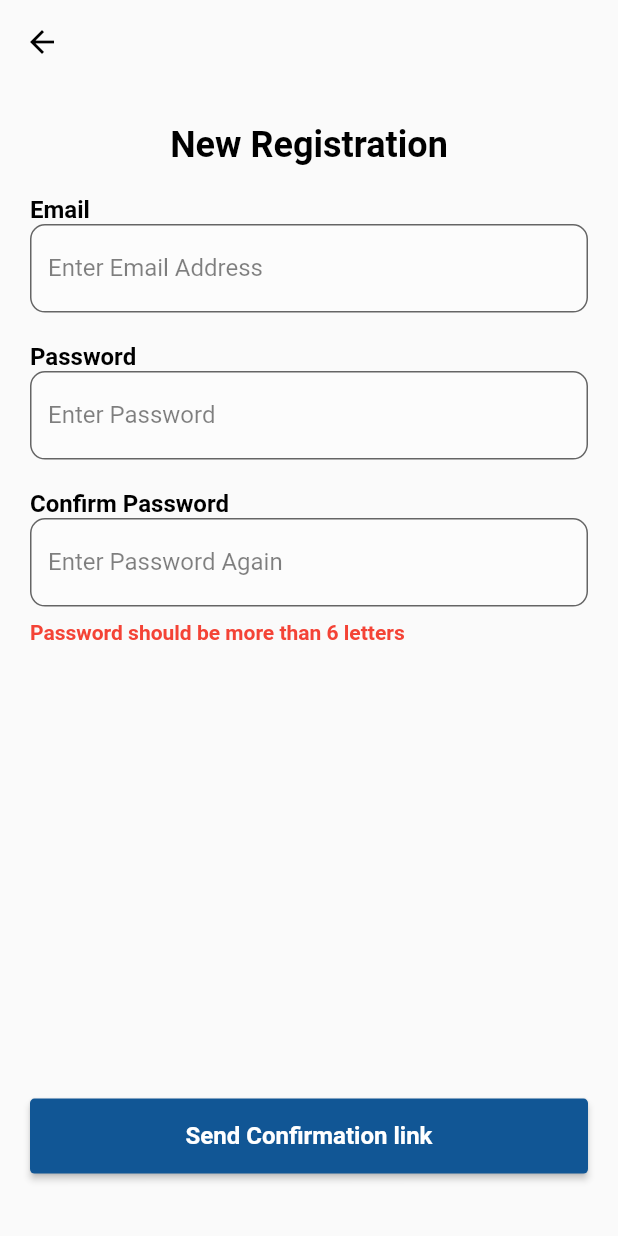
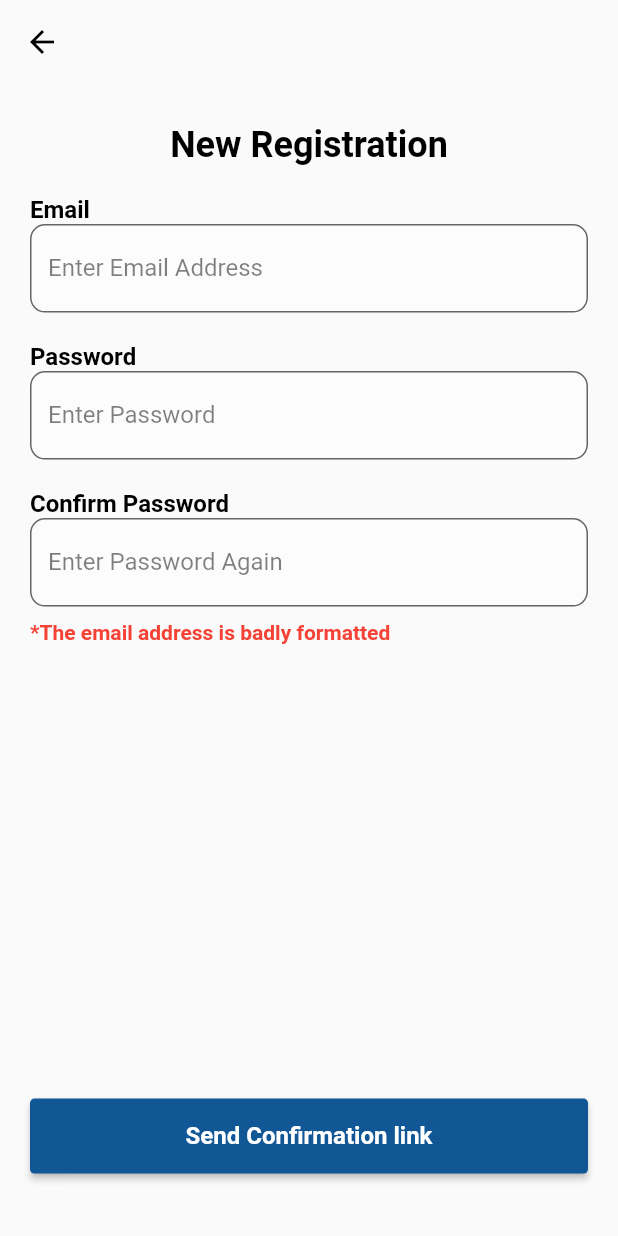
Before and after one commit to aman363/Cab_Share, a Flutter app: the SignUpScreen screen opened directly, after a tap on "Send Confirmation link", on a phone screen of 412 x 824 dp. Run offline on Flutter 3.47's test engine with Material 2 defaults, Android fonts, the phone set to English and light mode, and no system bars; our stand-ins replace cloud_firestore, firebase_auth, firebase_core; accounts and stored records are empty; network calls fail.

Commit message:
improved error prompts

```diff
--- a/lib/screens/auth/signin_screen.dart
+++ b/lib/screens/auth/signin_screen.dart
@@ -94,6 +94,9 @@ class _SignInScreenState extends State<SignInScreen> {
                 ),
                 reusableTextField("Enter Password", Icons.lock_outline, true,
                     _passwordTextController),
+                const SizedBox(
+                  height: 10,
+                ),
                 SizedBox(
                   width: double.infinity,
                   child: Text(
@@ -169,6 +172,11 @@ class _SignInScreenState extends State<SignInScreen> {
                         sr = "*User Not Found";
                       });
                     }
+                    else if (error.toString() =="[firebase_auth/invalid-email] The email address is badly formatted."){
+                      setState(() {
+                        sr = "*The email address is badly formatted";
+                      });
+                    }
                   });
                 }),
                 signUpOption()
--- a/lib/screens/auth/signup_screen.dart
+++ b/lib/screens/auth/signup_screen.dart
@@ -37,24 +37,6 @@ class _SignUpScreenState extends State<SignUpScreen> {
         'autoBooked':0,
       },
   });}
-  Future valid() async {
-    if (_psdTextController.text != _passwordTextController.text) {
-      setState(() {
-        sr = "Password Don't Match";
-      });
-
-      // print(sr);
-    } else if (_passwordTextController.text.length < 6) {
-      setState(() {
-        sr = "Password letters should be more than 6";
-      });
-    } else {
-      setState(() {
-        sr = '';
-      });
-    }
-  }
-
   @override
   Widget build(BuildContext context) {
     return Scaffold(
@@ -140,13 +122,21 @@ class _SignUpScreenState extends State<SignUpScreen> {
                     const SizedBox(height: 290),
                     firebaseUIButton(context, "Send Confirmation link",
                             () async {
-                          valid();
-                          if (_passwordTextController.text.length < 6) {
+
+                          if (!_emailIsValid(_emailTextController.text)) {
+                              setState(() {
+                              sr = "*The email address is badly formatted";
+                              });
+                              }
+                          else if (_passwordTextController.text.length < 6) {
                             setState(() {
-                              sr = "Password should be more than 6 letters";
+                              sr = "*Password should be atleast 6 letters";
                             });
                           } else if (_psdTextController.text !=
                               _passwordTextController.text) {
+                            setState(() {
+                              sr = "*Password Don't Match";
+                            });
                           } else {
                            UserCredential user= await FirebaseAuth.instance
                                 .createUserWithEmailAndPassword(
@@ -182,4 +172,8 @@ class _SignUpScreenState extends State<SignUpScreen> {
               ))),
     );
   }
+  bool _emailIsValid(String email) {
+    final emailRegExp = RegExp(r'^[\w-]+(\.[\w-]+)*@([\w-]+\.)+[a-zA-Z]{2,7}$');
+    return emailRegExp.hasMatch(email);
+  }
 }
```
Also changed, not shown: lib/screens/auth/reset_password.dart (+51 -11 lines).
